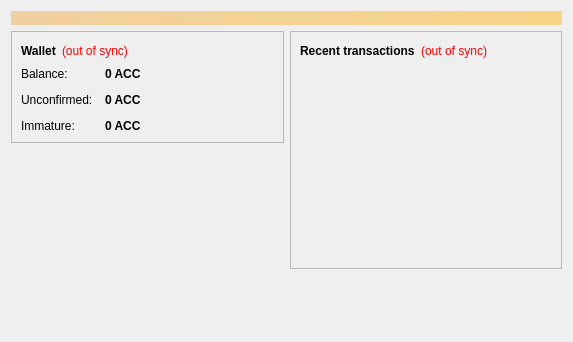
The window that src/qt/forms/overviewpage.ui (bobsomers/ANDREWCHANcoin) describes before a commit, drawn with Qt 5.
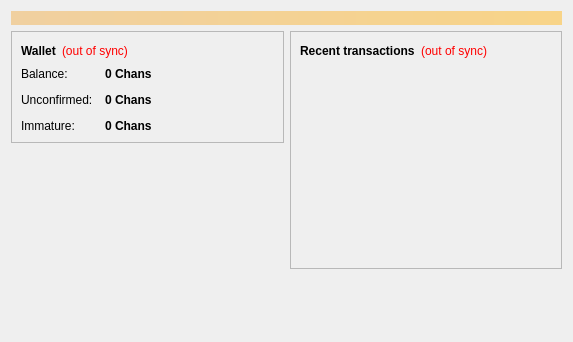
The same window after the commit.

Commit message: Replace ACC with Chans.

The edit to the form file:
```diff
--- a/src/qt/forms/overviewpage.ui
+++ b/src/qt/forms/overviewpage.ui
@@ -122,7 +122,7 @@
                <string>Your current balance</string>
               </property>
               <property name="text">
-               <string notr="true">0 ACC</string>
+               <string notr="true">0 Chans</string>
               </property>
               <property name="textInteractionFlags">
                <set>Qt::LinksAccessibleByMouse|Qt::TextSelectableByKeyboard|Qt::TextSelectableByMouse</set>
@@ -151,7 +151,7 @@
                <string>Total of transactions that have yet to be confirmed, and do not yet count toward the current balance</string>
               </property>
               <property name="text">
-               <string notr="true">0 ACC</string>
+               <string notr="true">0 Chans</string>
               </property>
               <property name="textInteractionFlags">
                <set>Qt::LinksAccessibleByMouse|Qt::TextSelectableByKeyboard|Qt::TextSelectableByMouse</set>
@@ -177,7 +177,7 @@
                <string>Mined balance that has not yet matured</string>
               </property>
               <property name="text">
-               <string notr="true">0 ACC</string>
+               <string notr="true">0 Chans</string>
               </property>
               <property name="textInteractionFlags">
                <set>Qt::LinksAccessibleByMouse|Qt::TextSelectableByKeyboard|Qt::TextSelectableByMouse</set>
```
The commit also changes 1 other file.
